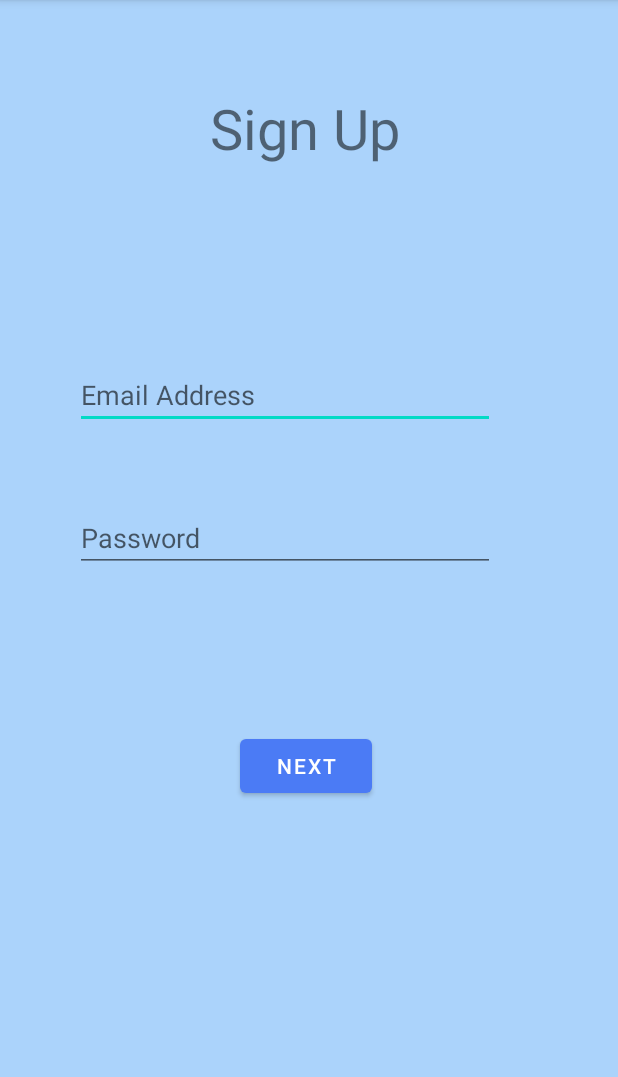
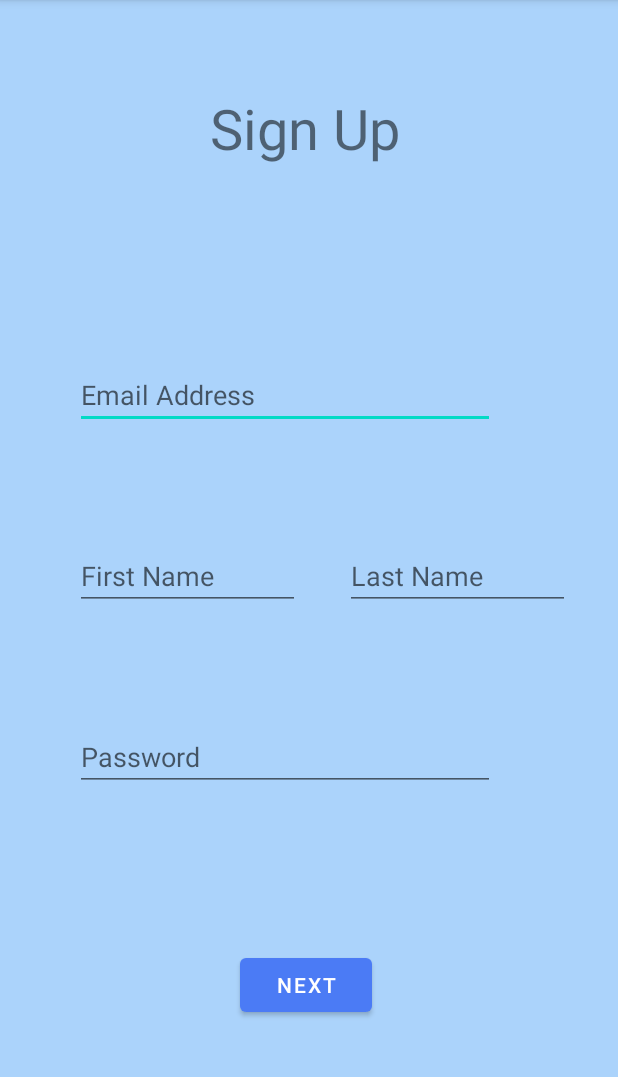
Before and after one commit to SSGrady/Grutor, an Android app: the RegisterActivity screen opened directly, with no data from a screen before it, on a phone screen of 412 x 824 dp, the part 84-1161 px from its top. Run offline under Robolectric (Android 15) with nearby library versions, the light colour scheme and no system bars; libraries missing offline, so code that uses them is left out: com.parse.

Commit message:
Login Complete! New User details are successfully added to Parse.

```diff
--- a/app/src/main/java/com/example/grutor/Activites/RegisterActivity.java
+++ b/app/src/main/java/com/example/grutor/Activites/RegisterActivity.java
@@ -25,10 +25,14 @@ public class RegisterActivity extends AppCompatActivity {
 
     public  EditText etUserLogin;
     public  EditText etPassword;
+    public EditText etFirstName;
+    public EditText etLastName;
+    public String userFullName;
+
     public Button btnNext;
     final Fragment fragmentRegister = new RegisterFragment();
     public static final String TAG = "RegisterActivity";
-    protected ParseUser user;
+    public static ParseUser user;
 
     @Override
     protected void onCreate(Bundle savedInstanceState) {
@@ -39,6 +43,9 @@ public class RegisterActivity extends AppCompatActivity {
         etUserLogin = findViewById(R.id.etUserLogin);
         etPassword = findViewById(R.id.etPasswordLogin);
         btnNext = findViewById(R.id.btnNext);
+        etFirstName = findViewById(R.id.etFirstName);
+        etLastName = findViewById(R.id.etLastName);
+
 
         final FragmentManager fragmentManager = getSupportFragmentManager();
 
@@ -49,39 +56,22 @@ public class RegisterActivity extends AppCompatActivity {
                 registerUser();
             }
 
-            private void registerUser() {
+            public void registerUser() {
                 // Create the ParseUser
                 user = new ParseUser();
                 // Set core properties
                 Log.i(TAG, "Inside the registerUser function.");
-                String username = etUserLogin.getText().toString();
+                String email = etUserLogin.getText().toString();
                 String password = etPassword.getText().toString();
-                // TODO: Make email et field and findViewById it to send the email to Parse
-                // user.setEmail(email);
+                String firstName = etFirstName.getText().toString();
+
+                // this is the full name of the user who will be registered to the Parse database.
+                user.put("name", etFirstName.getText().toString() + " " + etLastName.getText().toString());
+                user.setEmail(email);
                 user.setPassword(password);
-                user.setUsername(username);
 
-                // Invoke signUpInBackground
-                user.signUpInBackground(new SignUpCallback() {
-                    public void done(ParseException e) {
-                        if (e != null) {
-                            // Hooray! Let them use the app now.
-                            Log.e(TAG, "Failed to register a user.", e);
-                        }
-                        Log.i(TAG, "Succeeded to register a user!");
-                        setupUser(username, password);
-                    }
-                });
-            }
-
-            private void setupUser(String username, String password) {
-                if (ParseUser.getCurrentUser() != null) {
-                    // Navigate to the Register fragment if the user has registered to parse properly
-                    goRegisterUser(user, username, password);
-                }
-            }
-
-            public void goRegisterUser(ParseUser user, String username, String password) {
+                // username is a required field -- Grutor has not use for one but this field can be used
+                user.setUsername(firstName); // field stores user's first name for the welcome message
                 fragmentManager.beginTransaction().replace(R.id.flContainerSignUp, fragmentRegister).commit();
             }
         });
--- a/app/src/main/java/com/example/grutor/Fragments/RegisterFragment.java
+++ b/app/src/main/java/com/example/grutor/Fragments/RegisterFragment.java
@@ -14,8 +14,11 @@ import android.widget.ArrayAdapter;
 import android.widget.Spinner;
 
 import com.example.grutor.Activites.FeedActivity;
+import com.example.grutor.Activites.RegisterActivity;
 import com.example.grutor.R;
+import com.parse.ParseException;
 import com.parse.ParseUser;
+import com.parse.SignUpCallback;
 
 public class RegisterFragment extends Fragment {
     public  Spinner spGrades;
@@ -23,9 +26,9 @@ public class RegisterFragment extends Fragment {
     public Boolean gradeSelect = false;
     public Boolean subjectSelect = false;
     public static final String TAG = "Registration Fragment";
-    protected ParseUser user;
+    // protected ParseUser user;
     protected String grade;
-    protected String subject;
+    protected String bestAt;
 
     @Override
     public View onCreateView(LayoutInflater inflater, ViewGroup parent, Bundle savedInstanceState) {
@@ -90,13 +93,27 @@ public class RegisterFragment extends Fragment {
     }
 
     private void completeRegistration() {
-        user = ParseUser.getCurrentUser();
+        ParseUser user = RegisterActivity.user;
         grade = spGrades.getSelectedItem().toString();
-        subject = spSubjects.getSelectedItem().toString();
+        bestAt = spSubjects.getSelectedItem().toString();
+        user.put("grade", grade);
+        user.put("bestAt", bestAt);
+        // Invoke signUpInBackground
+        user.signUpInBackground(new SignUpCallback() {
+            public void done(ParseException e) {
+                if (e != null) {
+                    // Hooray! Let them use the app now.
+                    Log.e(TAG, "Failed to register a user.", e);
+                    return;
+                }
+                Log.i(TAG, "Succeeded to register a user!");
+                goToFeed();
+            }
+        });
+    }
+
+    private void goToFeed() {
         Intent i = new Intent(getContext(), FeedActivity.class);
         startActivity(i);
-
-        // user.setGrade(grade);
-        // user.setSubject(subject);
     }
 }
--- a/app/src/main/res/layout/activity_sign_up.xml
+++ b/app/src/main/res/layout/activity_sign_up.xml
@@ -48,12 +48,12 @@
                 android:id="@+id/etPasswordLogin"
                 android:layout_width="280sp"
                 android:layout_height="wrap_content"
-        android:layout_marginTop="50dp"
+                android:layout_marginTop="75dp"
                 android:ems="10"
                 android:hint="Password"
                 android:inputType="textPassword"
                 app:layout_constraintStart_toStartOf="@+id/etUserLogin"
-        app:layout_constraintTop_toBottomOf="@+id/etUserLogin"
+                app:layout_constraintTop_toBottomOf="@+id/etFirstName"
                 tools:ignore="TouchTargetSizeCheck" />
 
     <Button
@@ -65,6 +65,31 @@
         android:text="Next"
         app:layout_constraintStart_toStartOf="@+id/tvSignUp"
         app:layout_constraintTop_toBottomOf="@+id/etPasswordLogin" />
+
+            <EditText
+                android:id="@+id/etFirstName"
+                android:layout_width="150dp"
+                android:layout_height="wrap_content"
+                android:layout_marginTop="75dp"
+                android:ems="10"
+                android:hint="First Name"
+                android:inputType="textPersonName"
+                app:layout_constraintStart_toStartOf="@+id/etUserLogin"
+                app:layout_constraintTop_toBottomOf="@+id/etUserLogin"
+                tools:ignore="TouchTargetSizeCheck" />
+
+            <EditText
+                android:id="@+id/etLastName"
+                android:layout_width="150dp"
+                android:layout_height="wrap_content"
+                android:layout_marginStart="30dp"
+                android:ems="10"
+                android:hint="Last Name"
+                android:inputType="textPersonName"
+                app:layout_constraintStart_toEndOf="@+id/etFirstName"
+                app:layout_constraintTop_toTopOf="@+id/etFirstName"
+                tools:ignore="TouchTargetSizeCheck" />
+
         </androidx.constraintlayout.widget.ConstraintLayout>
 
     </FrameLayout>
```
Also changed, not shown: app/src/main/java/com/example/grutor/Activites/LoginActivity.java (+12 -2 lines), app/src/main/java/com/example/grutor/Fragments/HomeFragment.java (+4 -6 lines). Lines whose indentation alone changed are shown as unchanged.
